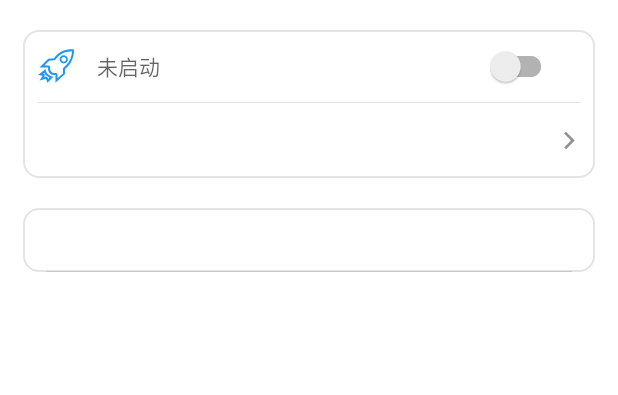
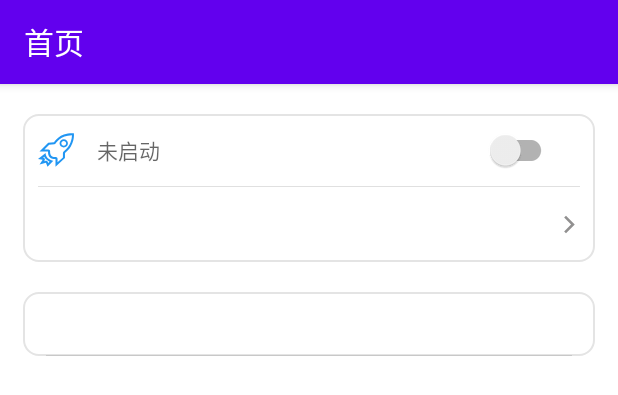
Before and after one commit to loongwind/android-frp-client, an Android app: the layout fragment_home.xml on its own in the app's theme, with its tools: preview values and no code run, on a phone screen of 412 x 824 dp. Shown: the top 395 px of the screen. Run offline under Robolectric (Android 15) with nearby library versions, the phone set to English and light mode, and no system bars.

Commit message:
config toolbar title

```diff
--- a/app/src/main/java/com/loongwind/frp/client/ui/HomeFragment.kt
+++ b/app/src/main/java/com/loongwind/frp/client/ui/HomeFragment.kt
@@ -11,6 +11,10 @@ import com.loongwind.frp.client.vm.HomeVM
 
 class HomeFragment : BaseBindingViewModelFragment<FragmentHomeBinding, HomeVM>() {
 
+
+    override fun initDataBinding(binding: FragmentHomeBinding) {
+        super.initDataBinding(binding)
+    }
 
     override fun onEvent(eventId: Int) {
         super.onEvent(eventId)
--- a/app/src/main/res/layout/fragment_home.xml
+++ b/app/src/main/res/layout/fragment_home.xml
@@ -8,7 +8,9 @@
         <variable
             name="vm"
             type="com.loongwind.frp.client.vm.HomeVM" />
-        <import type="com.loongwind.frp.client.ext.IniExtKt"/>
+
+        <import type="com.loongwind.frp.client.ext.IniExtKt" />
+        <import type="android.view.Gravity"/>
 
     </data>
 
@@ -22,12 +24,14 @@
             android:layout_height="wrap_content"
             android:theme="@style/Theme.FrpClient.AppBarOverlay">
 
-            <!--            <androidx.appcompat.widget.Toolbar-->
-            <!--                android:id="@+id/toolbar"-->
-            <!--                android:layout_width="match_parent"-->
-            <!--                android:layout_height="?attr/actionBarSize"-->
-            <!--                android:background="?attr/colorPrimary"-->
-            <!--                app:popupTheme="@style/Theme.FrpClient.PopupOverlay" />-->
+            <androidx.appcompat.widget.Toolbar
+                android:id="@+id/toolbar"
+                android:layout_width="match_parent"
+                android:layout_height="?attr/actionBarSize"
+                android:background="?attr/colorPrimary"
+                app:popupTheme="@style/Theme.FrpClient.PopupOverlay"
+                app:title="首页"
+                app:titleGravity="@{Gravity.CENTER}"/>
 
         </com.google.android.material.appbar.AppBarLayout>
 
@@ -109,9 +113,9 @@
             <FrameLayout
                 android:layout_width="match_parent"
                 android:layout_height="0dp"
+                android:visibility="@{vm.config != null}"
                 app:layout_constraintBottom_toBottomOf="parent"
-                app:layout_constraintTop_toBottomOf="@id/top"
-                android:visibility="@{vm.config != null}">
+                app:layout_constraintTop_toBottomOf="@id/top">
 
                 <LinearLayout
                     android:layout_width="match_parent"
```
Also changed, not shown: app/src/main/java/com/loongwind/frp/client/ext/ToolbarExt.kt (added, +15 -0 lines), app/src/main/res/layout/activity_frp_service.xml (+9 -6 lines), app/src/main/res/layout/activity_main.xml (+5 -18 lines).
